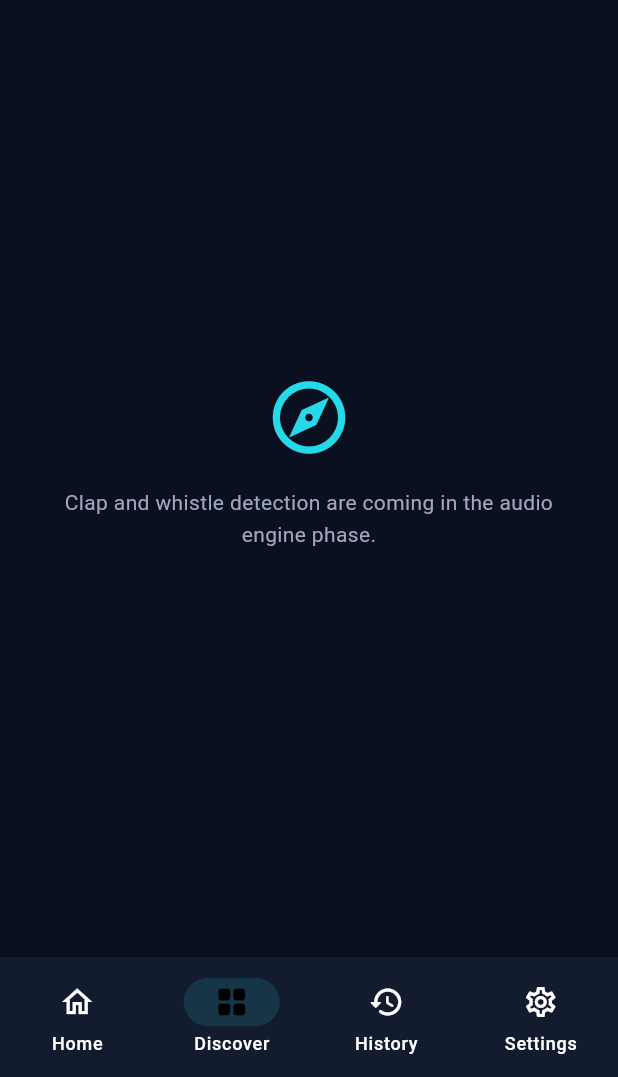
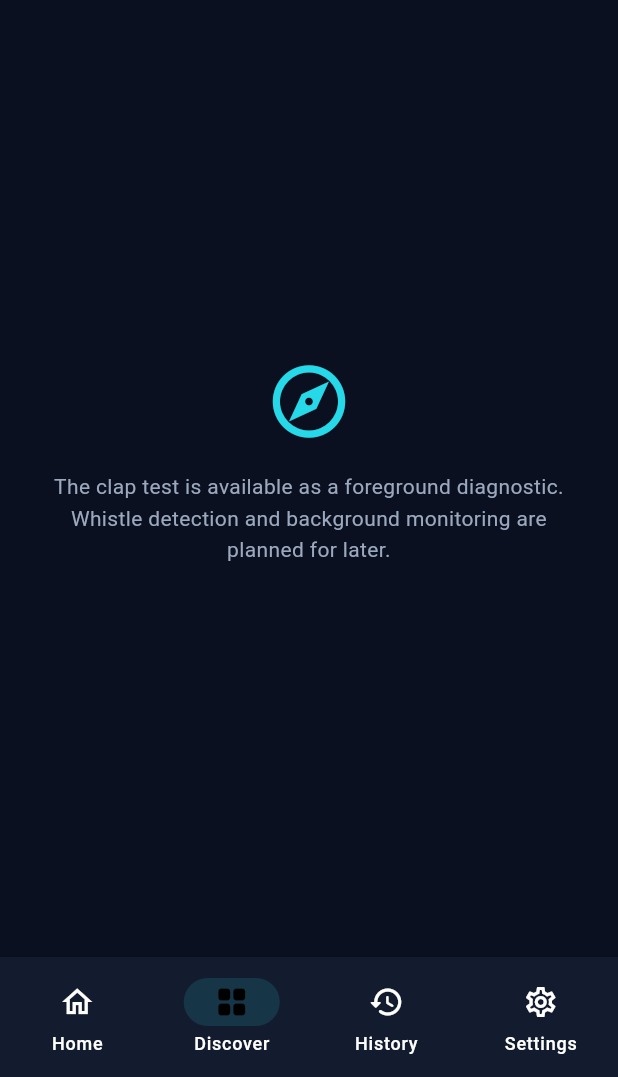
Before and after one commit to MaheshPawar32/voicemate, a Flutter app: the VoiceMateShell screen opened directly, item 2 of the bottom bar chosen, on a phone screen of 412 x 824 dp, the part 159-1236 px from its top. Run offline on Flutter 3.47's test engine with Material 3 defaults, Android fonts, the phone set to English and light mode, and no system bars; our stand-ins replace hive_flutter; accounts and stored records are empty.

Commit message:
fix: clarify discover feature availability

```diff
--- a/lib/app/voicemate_app.dart
+++ b/lib/app/voicemate_app.dart
@@ -131,7 +131,7 @@ class _DiscoverScreen extends StatelessWidget {
     title: 'Discover',
     subtitle: 'Explore the tools available in VoiceMate.',
     icon: Icons.explore_outlined,
-    message: 'Clap and whistle detection are coming in the audio engine phase.',
+    message: 'The clap test is available as a foreground diagnostic. Whistle detection and background monitoring are planned for later.'
   );
 }
 
```
